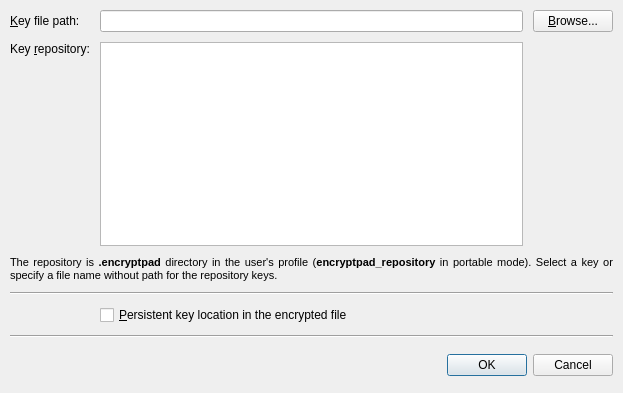
Before: the Qt Designer form qt_ui/set_key_dialog.ui in evpo/EncryptPad, drawn with Qt 5.
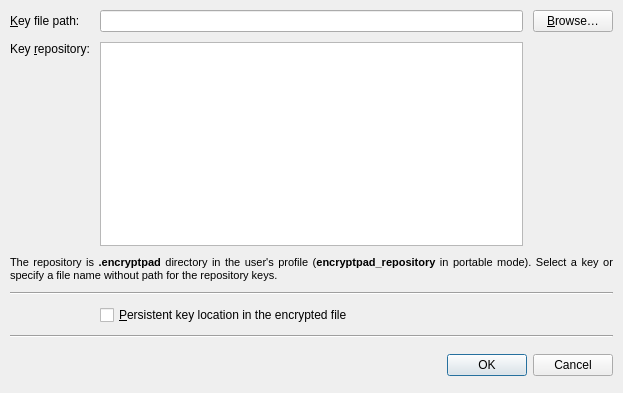
After: the same form once the commit is applied.

Patch:
```diff
--- a/qt_ui/set_key_dialog.ui
+++ b/qt_ui/set_key_dialog.ui
@@ -122,7 +122,7 @@
         <enum>Qt::RightToLeft</enum>
        </property>
        <property name="text">
-        <string>&amp;Browse...</string>
+        <string>&amp;Browse…</string>
        </property>
        <property name="autoDefault">
         <bool>false</bool>
```
